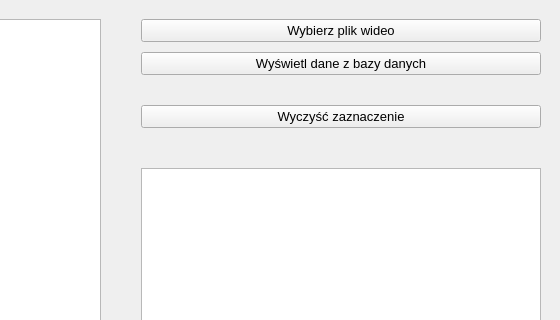
This is interface.ui in Landerer/Program-wspomagajacy-analize-nagran-termograficznych as Qt 5 draws it before an edit; both pictures show x 548 to 1108 and y 0 to 320 of the 1108 by 802 pixel window. The edited form follows.
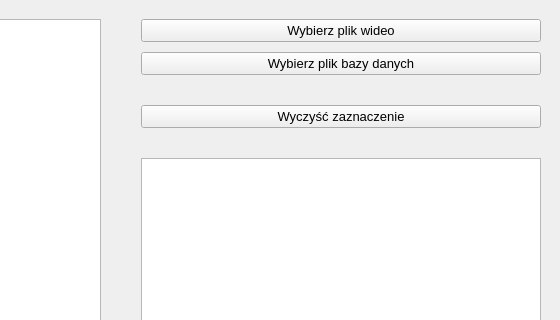
This is the edited form. Custom widgets are drawn as their Qt base class.

Commit message: Usprawnienia ładowania bazy danych

```diff
--- a/interface.ui
+++ b/interface.ui
@@ -129,7 +129,7 @@
          </font>
         </property>
         <property name="text">
-         <string>Wyświetl dane z bazy danych</string>
+         <string>Wybierz plik bazy danych</string>
         </property>
         <property name="checkable">
          <bool>false</bool>
@@ -184,7 +184,7 @@
         <property name="sizeHint" stdset="0">
          <size>
           <width>20</width>
-          <height>30</height>
+          <height>20</height>
          </size>
         </property>
        </spacer>
```
The commit also changes 2 other files.
